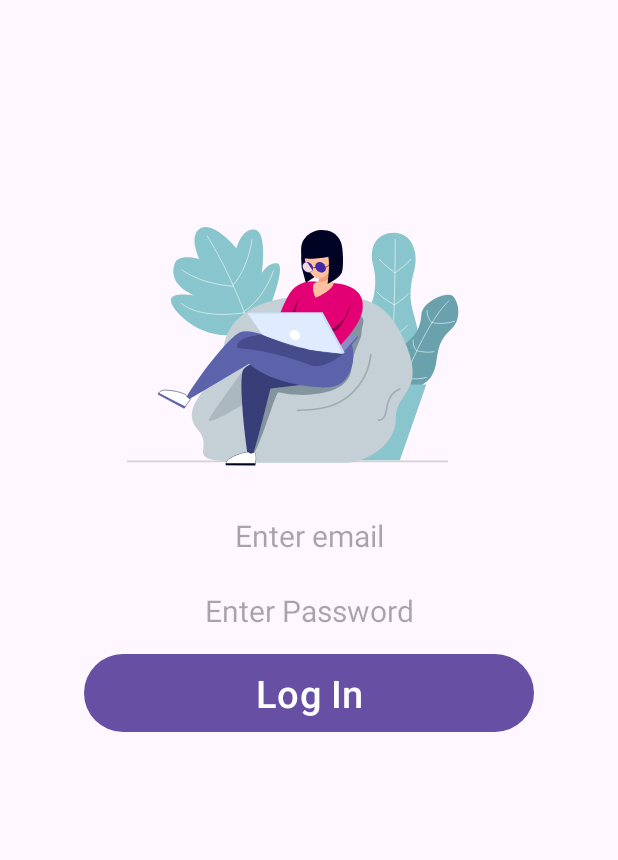
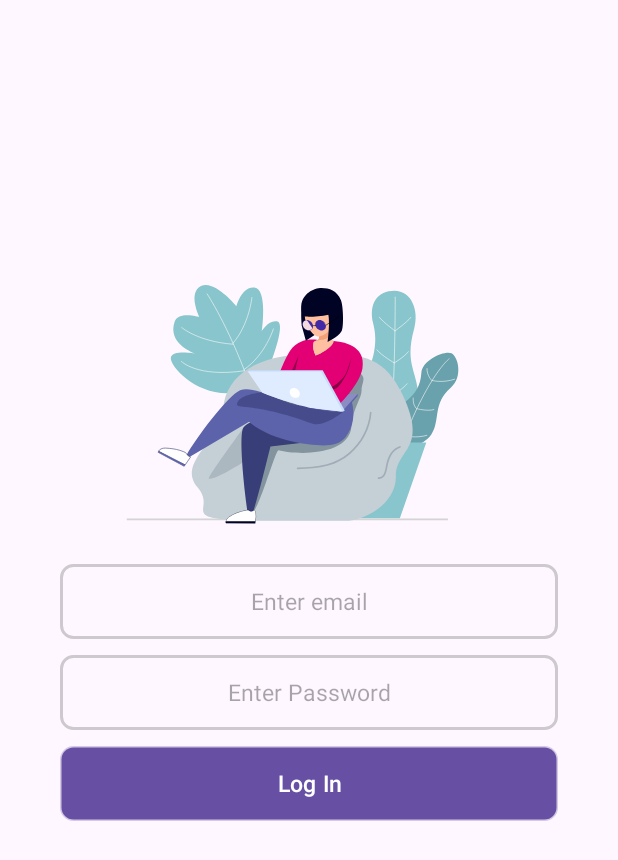
Before and after one commit to GIRISH1288/Clique, an Android app: the SignIn screen opened directly, with no data from a screen before it, on a phone screen of 412 x 824 dp. Shown: the top 860 px of the screen. Run offline under Robolectric (Android 15) with nearby library versions, the phone set to English and light mode, and no system bars; our stand-ins replace Firebase (no records; nobody signed in at launch, a user with empty details on screens opened directly).

```diff
--- a/app/src/main/AndroidManifest.xml
+++ b/app/src/main/AndroidManifest.xml
@@ -14,6 +14,9 @@
         android:supportsRtl="true"
         android:theme="@style/Theme.MyApplication"
         tools:targetApi="31">
+        <activity
+            android:name=".CreateProfile"
+            android:exported="false" />
         <activity
             android:name=".AfterLogin"
             android:exported="false" />
--- a/app/src/main/java/com/project/myapplication/SignIn.java
+++ b/app/src/main/java/com/project/myapplication/SignIn.java
@@ -9,6 +9,7 @@ import android.text.TextUtils;
 import android.view.View;
 import android.widget.Button;
 import android.widget.EditText;
+import android.widget.LinearLayout;
 import android.widget.Toast;
 
 import com.airbnb.lottie.LottieAnimationView;
--- /dev/null
+++ b/app/src/main/res/drawable/border.xml
@@ -0,0 +1,10 @@
+<?xml version="1.0" encoding="utf-8"?>
+<shape xmlns:android="http://schemas.android.com/apk/res/android"
+    android:shape="rectangle">
+    <stroke
+        android:width="2dp"
+    android:color="#48525151" /> <!-- Border color -->
+
+    <!-- Optionally, you can add corner radius -->
+    <corners android:radius="8dp" /> <!-- Corner radius -->
+</shape>
--- a/app/src/main/res/layout/activity_sign_in.xml
+++ b/app/src/main/res/layout/activity_sign_in.xml
@@ -5,16 +5,18 @@
     xmlns:tools="http://schemas.android.com/tools"
     tools:context=".SignIn"
     android:layout_width="match_parent"
-    android:layout_height="match_parent">
+    android:layout_height="match_parent"
+    >
 <LinearLayout
     android:layout_width="match_parent"
     android:layout_height="match_parent"
 
     android:orientation="vertical"
     android:gravity="center"
-    android:paddingBottom="300dp">
+    android:paddingHorizontal="40dp"
+    android:paddingBottom="200dp">
     <com.airbnb.lottie.LottieAnimationView
-        android:id="@+id/step1"
+        android:id="@+id/animgirl"
         android:layout_width="300dp"
         android:layout_height="300dp"
         app:lottie_autoPlay="true"
@@ -25,26 +27,30 @@
         android:layout_width="wrap_content"
         android:layout_height="50dp"
         android:ems="20"
+        android:layout_marginVertical="5dp"
         android:hint="Enter email"
-        android:textSize="20sp"
+        android:textSize="15sp"
         android:gravity="center"
-        android:background="@null"/>
+        android:background="@drawable/border"/>
     <EditText
         android:id="@+id/etSignInPassword"
         android:layout_width="wrap_content"
+        android:layout_marginVertical="5dp"
         android:layout_height="50dp"
+        android:background="@drawable/border"
         android:ems="20"
         android:hint="Enter Password"
         android:inputType="textPassword"
-        android:textSize="20sp"
-        android:gravity="center"
-        android:background="@null"/>
+        android:textSize="15sp"
+        android:gravity="center" />
     <Button
         android:id="@+id/btnLogIn"
-        android:layout_width="300dp"
-        android:layout_height="60dp"
+        android:layout_width="match_parent"
+        android:layout_marginVertical="5dp"
+        android:layout_height="50dp"
+        android:background="@drawable/border"
         android:text="Log In"
-        android:textSize="25sp"
+        android:textSize="15sp"
         android:gravity="center"/>
 </LinearLayout>
     <com.airbnb.lottie.LottieAnimationView
--- /dev/null
+++ b/app/src/main/res/values/refs.xml
@@ -0,0 +1,2 @@
+<?xml version="1.0" encoding="utf-8"?>
+<resources></resources>
```
Also changed, not shown: app/src/main/java/com/project/myapplication/CreateProfile.java (added, +14 -0 lines), app/src/main/java/com/project/myapplication/LogInActivity.java (+7 -0 lines), app/src/main/res/layout/activity_create_profile.xml (added, +9 -0 lines), 1 other file.
